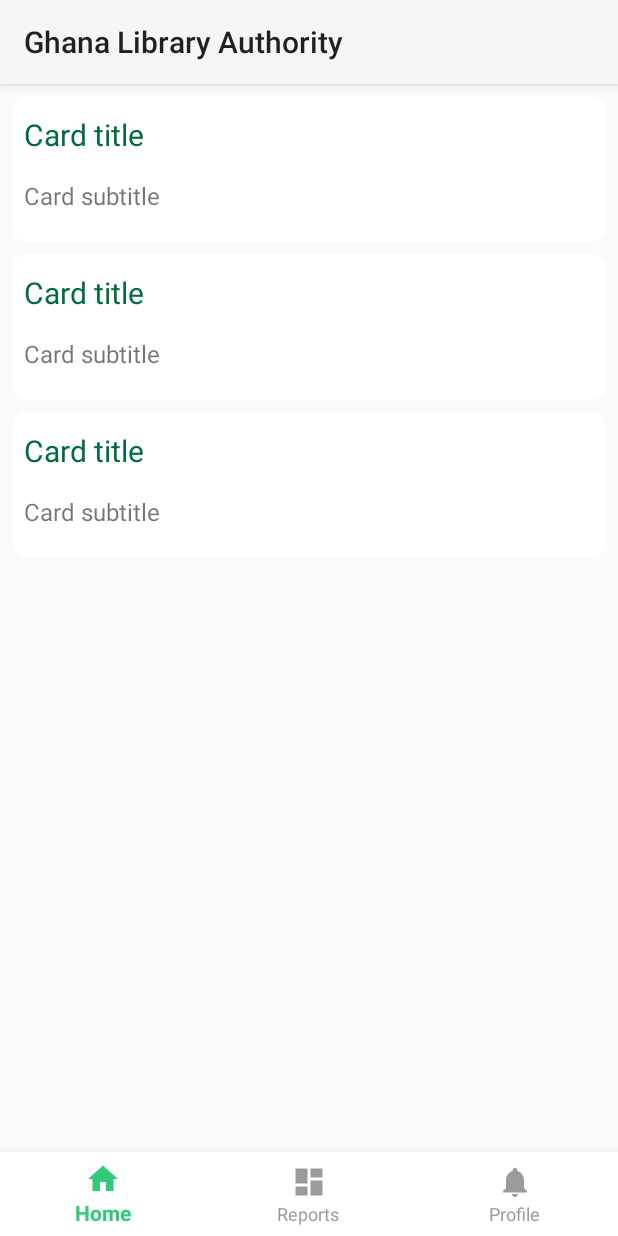
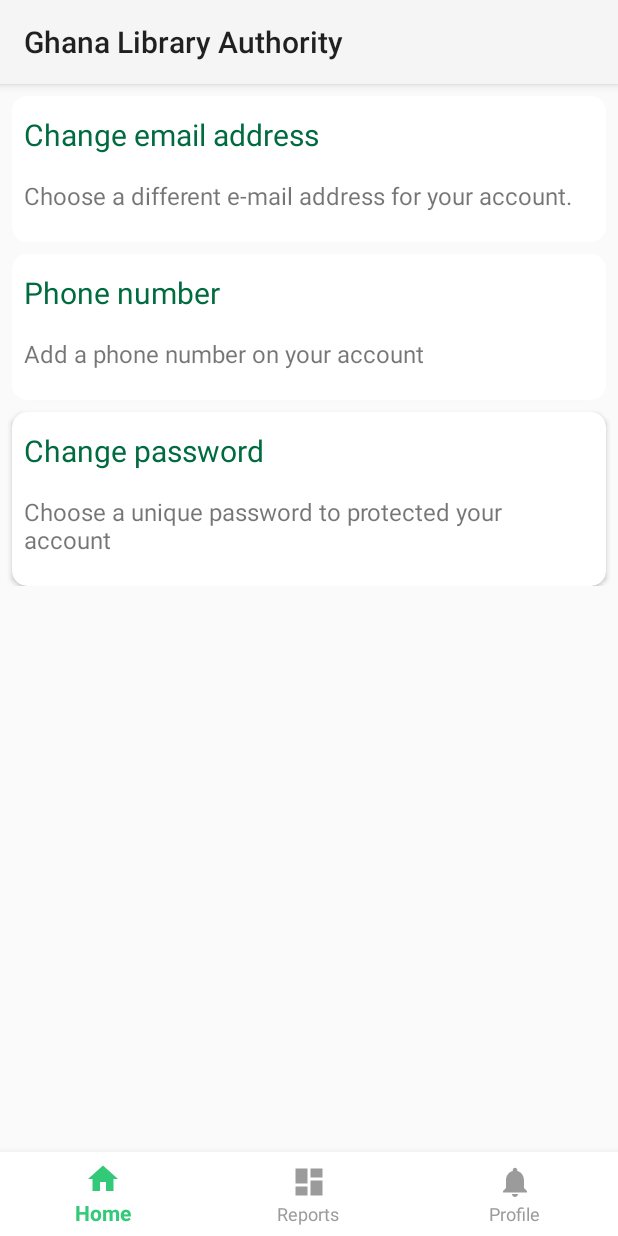
Before and after one commit to maniksundar/ghla, an Android app: the fragment ProfileFragment placed in its activity, on a phone screen of 412 x 824 dp. Run offline under Robolectric (Android 15) with nearby library versions, the phone set to English and light mode, and no system bars.

Commit message:
Set email, password and phone views in Profile fragment.

```diff
--- a/app/src/main/java/com/ghla/library/authority/ProfileFragment.java
+++ b/app/src/main/java/com/ghla/library/authority/ProfileFragment.java
@@ -3,10 +3,13 @@ package com.ghla.library.authority;
 import android.content.Context;
 import android.net.Uri;
 import android.os.Bundle;
+import android.support.annotation.NonNull;
+import android.support.annotation.Nullable;
 import android.support.v4.app.Fragment;
 import android.view.LayoutInflater;
 import android.view.View;
 import android.view.ViewGroup;
+import android.widget.TextView;
 
 
 /**
@@ -61,6 +64,24 @@ public class ProfileFragment extends Fragment {
     }
 
     @Override
+    public void onViewCreated(@NonNull View view, @Nullable Bundle savedInstanceState) {
+        super.onViewCreated(view, savedInstanceState);
+        View emailView = getView().findViewById(R.id.card_email);
+        setTitleAndSubTitle(emailView, "Change email address", "Choose a different e-mail address for your account.");
+        View phoneView = getView().findViewById(R.id.card_phone);
+        setTitleAndSubTitle(phoneView, "Phone number", "Add a phone number on your account");
+        View passwordView = getView().findViewById(R.id.card_password);
+        setTitleAndSubTitle(passwordView, "Change password", "Choose a unique password to protected your account");
+    }
+
+    private void setTitleAndSubTitle(View view, String title, String subtitle) {
+        TextView titleView = view.findViewById(R.id.title);
+        TextView subtitleView = view.findViewById(R.id.subtitle);
+        titleView.setText(title);
+        subtitleView.setText(subtitle);
+    }
+
+    @Override
     public View onCreateView(LayoutInflater inflater, ViewGroup container,
                              Bundle savedInstanceState) {
         // Inflate the layout for this fragment
```
